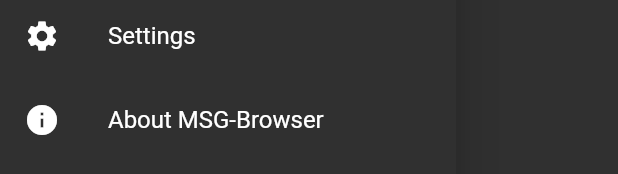
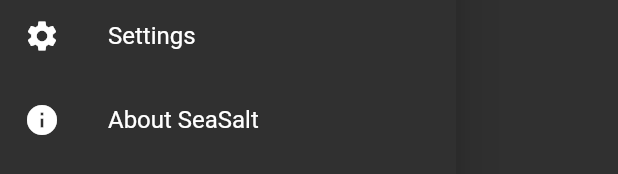
Before and after one commit to videah/MSG-Browser, a Flutter app: the E621Drawer widget shown alone on an empty page, opened directly, on a phone screen of 412 x 824 dp. Shown: the part 260-434 px from the top of the screen. Run offline on Flutter 3.47's test engine with Material 2 defaults, Android fonts, the phone set to English and light mode, and no system bars; our stand-ins replace chewie, photo_view, rxdart, video_player; missing offline and left inert: flutter_advanced_networkimage, flutter_search_bar, frideos, frideos_core, generic_bloc_provider, pigment and 1 more; generated files the repository leaves out were written again.

Commit message:
thinking about name change

```diff
--- a/lib/widgets/e621_drawer.dart
+++ b/lib/widgets/e621_drawer.dart
@@ -36,7 +36,7 @@ class E621Drawer extends StatelessWidget {
             ),
             AboutListTile(
               icon: Icon(Icons.info),
-              applicationName: "MSG-Browser",
+              applicationName: "SeaSalt",
               applicationVersion: "0.1",
               applicationIcon: Text("🐶", style: TextStyle(fontSize: 38.0),),
               aboutBoxChildren: <Widget>[
```
Also changed, not shown: 1 other file.
